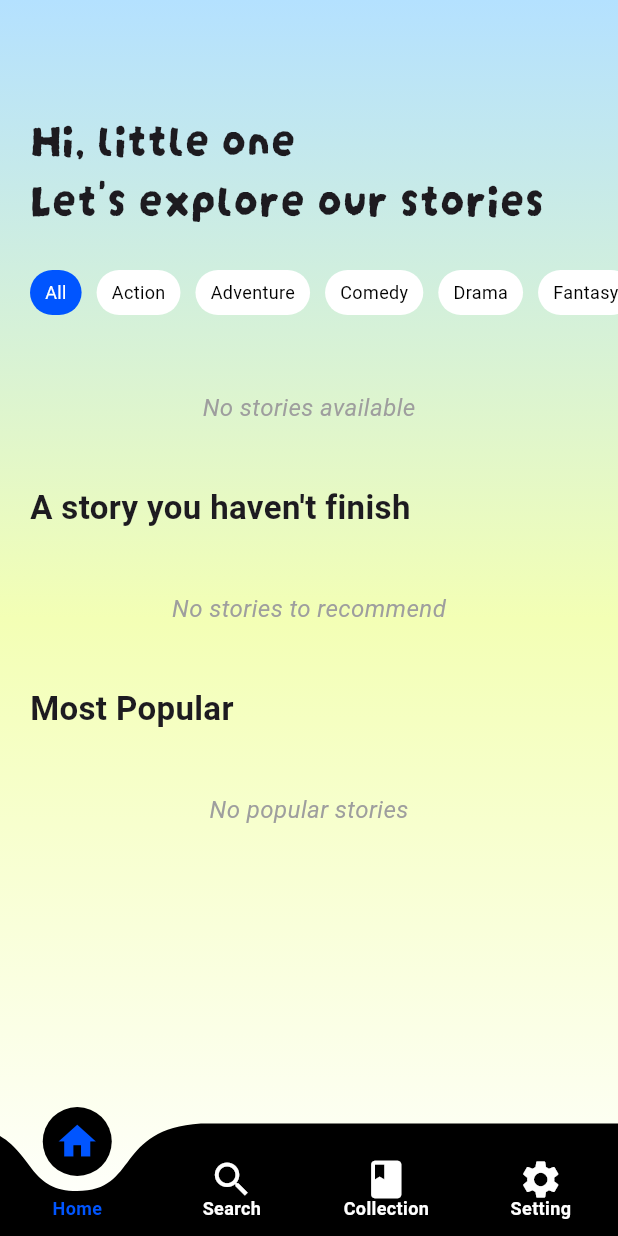
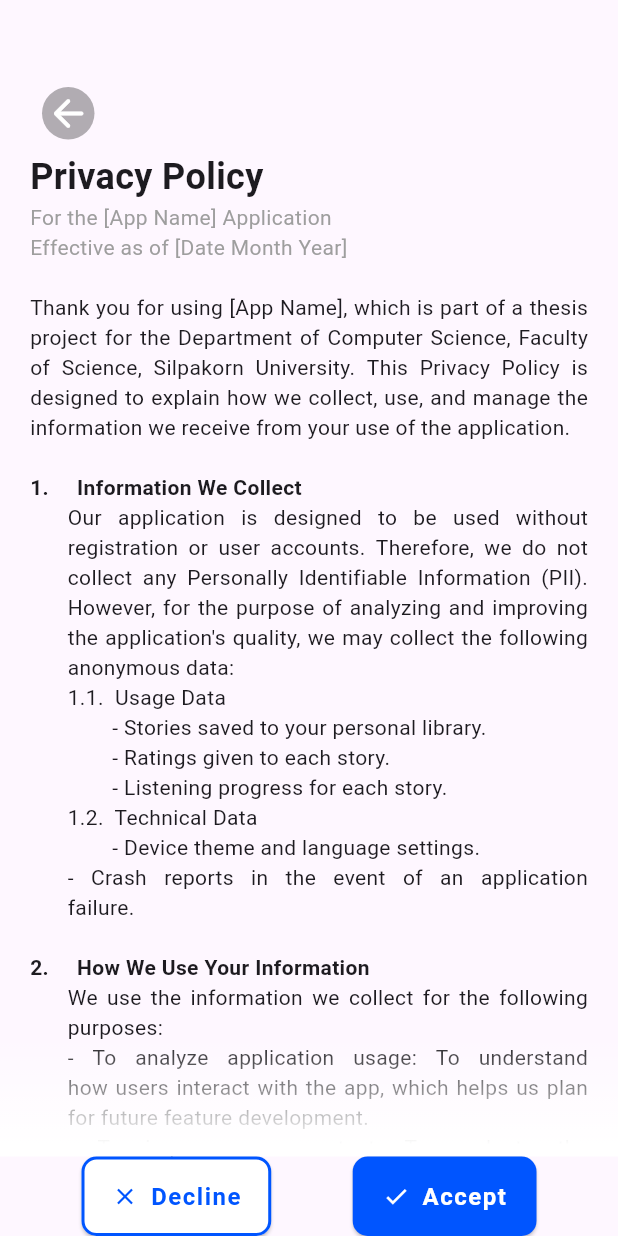
Before and after one commit to Riandec/storytelling-audio-app, a Flutter app: the screen it shows after launch, on a phone screen of 412 x 824 dp. Run offline on Flutter 3.47's test engine with Material 3 defaults, Android fonts, the phone set to English and light mode, and no system bars; drawn by our look-alikes of curved_navigation_bar; our stand-ins replace audioplayers, carousel_slider, cloud_firestore, firebase_core, flutter_dotenv, shared_preferences; missing offline and left inert: image_pixels; accounts and stored records are empty; Roboto replaces fonts that are missing (SF Pro); statements that could not run were skipped; project files that could hold a hidden picture were left out.

Commit message:
feat(setting): add privacy policy page

```diff
--- a/lib/main.dart
+++ b/lib/main.dart
@@ -2,6 +2,7 @@ import 'package:flutter/material.dart';
 import 'package:firebase_core/firebase_core.dart';
 import 'package:flutter_dotenv/flutter_dotenv.dart';
 import 'package:storytelling_audio_app/screens/home_page.dart';
+import 'package:storytelling_audio_app/screens/privacy_page.dart';
 import 'firebase_options_loader.dart';
 
 void main() async {
@@ -26,7 +27,7 @@ class MyApp extends StatelessWidget {
         useMaterial3: true
       ),
       debugShowCheckedModeBanner: true,
-      home: HomePage(),
+      home: PrivacyPage(),
     );
   }
 }
--- /dev/null
+++ b/lib/screens/privacy_page.dart
@@ -0,0 +1,214 @@
+import 'package:flutter/material.dart';
+
+class PrivacyPage extends StatefulWidget {
+  const PrivacyPage({super.key});
+
+  @override
+  State<PrivacyPage> createState() => _PrivacyPageState();
+}
+
+class _PrivacyPageState extends State<PrivacyPage> {
+    final String title = '''
+For the [App Name] Application
+Effective as of [Date Month Year]
+''';
+  final String intro = '''
+Thank you for using [App Name], which is part of a thesis project for the Department of Computer Science, Faculty of Science, Silpakorn University. This Privacy Policy is designed to explain how we collect, use, and manage the information we receive from your use of the application.
+''';
+  final List<Map<String, String>> sections = [
+    {
+      'header': '1.     Information We Collect',
+      'body': '''
+Our application is designed to be used without registration or user accounts. Therefore, we do not collect any Personally Identifiable Information (PII). However, for the purpose of analyzing and improving the application's quality, we may collect the following anonymous data:
+1.1.  Usage Data
+        - Stories saved to your personal library.
+        - Ratings given to each story.
+        - Listening progress for each story.
+1.2.  Technical Data
+        - Device theme and language settings.
+        - Crash reports in the event of an application failure.
+'''
+    },
+    {
+      'header': '2.     How We Use Your Information',
+      'body': '''
+We use the information we collect for the following purposes:
+        - To analyze application usage: To understand how users interact with the app, which helps us plan for future feature development.
+        - To improve our content: To evaluate the popularity of each story, which guides the development of future story selections.
+        - To improve the application and maintain stability: To monitor and fix technical issues that may arise.
+'''
+    },
+    {
+      'header': "3.     Children's Privacy",
+      'body': '''
+This application is designed for children to use safely under parental supervision. We do not knowingly collect personally identifiable information from children. If you are a parent or guardian and you believe that your child has provided us with any information without your consent, please contact us so we can take steps to remove that information.
+'''
+    },
+    {
+      'header': '4.     Your Choices and Controls',
+      'body': '''
+You can control the sharing of anonymous usage data by selecting the “Decline” button below.
+'''
+    },
+    {
+      'header': '5.     Changes to This Privacy Policy',
+      'body': '''
+We may update this policy in the future. If we make any significant changes, we will notify you through an appropriate channel within the application.
+'''
+    },
+    {
+      'header': '6.     Contact Us',
+      'body': '''
+If you have any questions or concerns about this Privacy Policy, please contact the developer at storytellingaudio3@gmail.com.
+'''
+    }
+  ];
+
+  @override
+  Widget build(BuildContext context) {
+    return Scaffold(
+      bottomNavigationBar: SafeArea(
+        child: Row(
+          mainAxisAlignment: MainAxisAlignment.spaceEvenly,
+          children: [
+            ElevatedButton.icon(
+              onPressed: (){},
+              style: ElevatedButton.styleFrom(
+                backgroundColor: Colors.white,
+                foregroundColor: Color.fromRGBO(0, 85, 255, 1),
+                side: BorderSide(
+                  color: Color.fromRGBO(0, 85, 255, 1),
+                  width: 2
+                ),
+                padding: EdgeInsets.symmetric(horizontal: 20, vertical: 15),
+                shape: RoundedRectangleBorder(
+                  borderRadius: BorderRadius.circular(10)
+                )
+              ),
+              icon: Icon(Icons.clear),
+              label: Text(
+                'Decline',
+                style: TextStyle(
+                  fontSize: 16,
+                  fontWeight: FontWeight.bold,
+                  letterSpacing: 1
+                ),
+              ),
+            ),
+            ElevatedButton.icon(
+              onPressed: (){},
+              style: ElevatedButton.styleFrom(
+                backgroundColor: Color.fromRGBO(0, 85, 255, 1),
+                foregroundColor: Colors.white,
+                padding: EdgeInsets.symmetric(horizontal: 20, vertical: 15),
+                shape: RoundedRectangleBorder(
+                  borderRadius: BorderRadius.circular(10)
+                )
+              ),
+              icon: Icon(Icons.check),
+              label: Text(
+                'Accept',
+                style: TextStyle(
+                  fontSize: 16,
+                  fontWeight: FontWeight.bold,
+                  letterSpacing: 1
+                ),
+              ),
+            )
+          ],
+        ),
+      ),
+      body: Stack(
+        children: [
+          SingleChildScrollView(
+            scrollDirection: Axis.vertical,
+            padding: EdgeInsets.symmetric(vertical: 50, horizontal: 20),
+            child: Column(
+              crossAxisAlignment: CrossAxisAlignment.start,
+              mainAxisAlignment: MainAxisAlignment.start,
+              children: [
+                // back button
+                IconButton(
+                  onPressed: (){
+                    Navigator.pop(context);
+                  },
+                  icon: Container(
+                    height: 35,
+                    width: 35,
+                    decoration: BoxDecoration(
+                      color: Colors.black.withOpacity(0.3),
+                      shape: BoxShape.circle
+                    ),
+                    child: Icon(
+                      Icons.arrow_back_rounded,
+                      color: Colors.white,
+                      size: 30
+                    )
+                  )
+                ),
+                // header
+                Text(
+                  'Privacy Policy',
+                  style: TextStyle(
+                    fontSize: 24,
+                    fontWeight: FontWeight.bold
+                  ),
+                ),
+                // title
+                Text(
+                  title,
+                  style: TextStyle(
+                    color: Colors.grey
+                  )
+                ),
+                // intro
+                Text(intro, textAlign: TextAlign.justify),
+                // sections
+                for (var data in sections)
+                  Column(
+                    crossAxisAlignment: CrossAxisAlignment.start,
+                    children: [
+                      Text(
+                        data['header']!,
+                        style: TextStyle(
+                          fontWeight: FontWeight.bold
+                        ),
+                      ),
+                      Padding(
+                        padding: EdgeInsets.only(left: 25),
+                        child: Text(
+                          data['body']!,
+                          textAlign: TextAlign.justify,
+                        )
+                      )
+                    ],
+                  )
+              ],
+            )
+          ),
+          Positioned(
+            left: 0,
+            right: 0,
+            bottom: 0,
+            child: IgnorePointer(
+              child: Container(
+                height: 80,
+                decoration: BoxDecoration(
+                  gradient: LinearGradient(
+                    begin: Alignment.topCenter,
+                    end: Alignment.bottomCenter,
+                    colors: [
+                      Colors.white.withOpacity(0.0),
+                      Colors.white,
+                    ],
+                    stops: const [0.0, 0.9],
+                  ),
+                ),
+              ),
+            ),
+          ),
+        ],
+      )
+    );
+  }
+}
--- a/lib/screens/setting_page.dart
+++ b/lib/screens/setting_page.dart
@@ -133,11 +133,3 @@ class _SettingPageState extends State<SettingPage> {
     );
   }
 }
-
-/*
-
-Unfinished
-
-- navigate to each setting detail page
-
-*/
```
